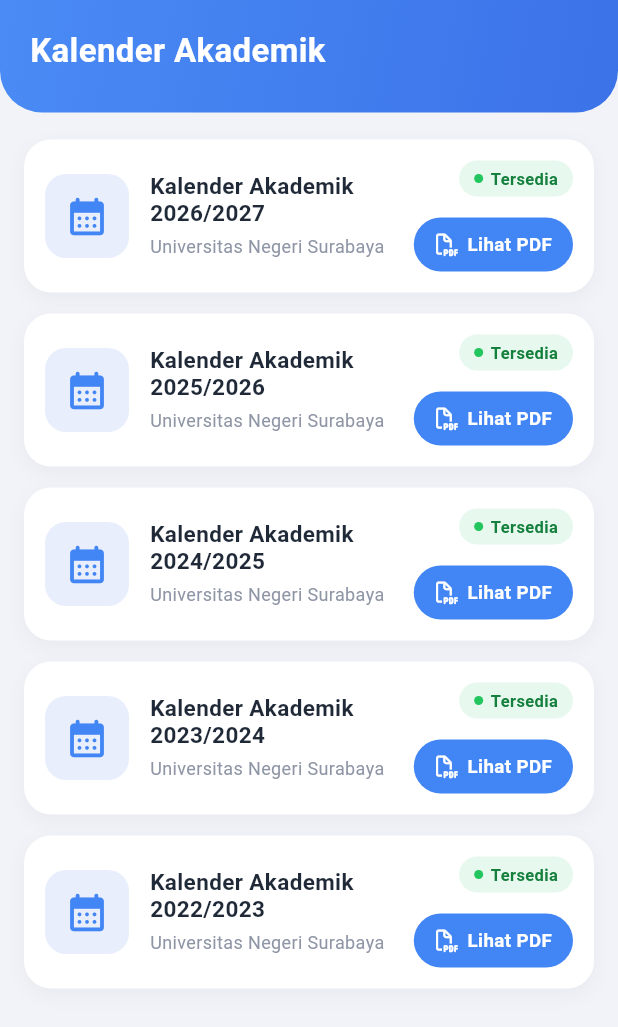
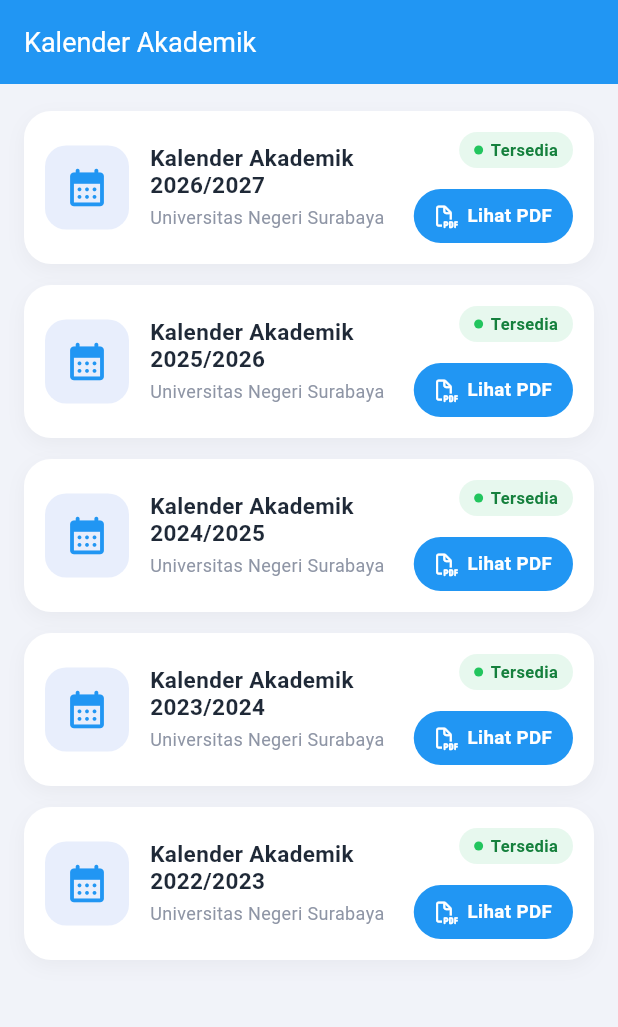
Before and after one commit to ENRIST/Aplikasi-Akademik-Mahasiswa, a Flutter app: the KalenderPage screen opened directly, on a phone screen of 412 x 824 dp. Shown: the top 1027 px of the screen. Run offline on Flutter 3.47's test engine with Material 3 defaults, Android fonts, the light colour scheme and no system bars; our stand-ins replace font_awesome_flutter; missing offline and left inert: syncfusion_flutter_pdfviewer.

Commit message:
perbaikan header kalender

```diff
--- a/lib/pages/kalender_page.dart
+++ b/lib/pages/kalender_page.dart
@@ -5,7 +5,7 @@
 class KalenderPage extends StatelessWidget {
   const KalenderPage({super.key});
 
-  static const Color _primaryBlue = Color(0xFF4285F4);
+  static const Color _primaryBlue = Color(0xFF2196F3);
   static const Color _iconBg = Color(0xFFE8EEFC);
   static const Color _bgPage = Color(0xFFF1F3F9);
   static const Color _green = Color(0xFF22C55E);
@@ -25,30 +25,35 @@
   Widget build(BuildContext context) {
     return Scaffold(
       backgroundColor: _bgPage,
+      appBar: AppBar(
+        backgroundColor: _primaryBlue,
+        elevation: 0,
+        automaticallyImplyLeading: false,
+        title: const Text(
+          'Kalender Akademik',
+          style: TextStyle(
+            color: Colors.white,
+            fontWeight: FontWeight.w400,
+            fontSize: 18,
+          ),
+        ),
+      ),
       body: SafeArea(
         top: false,
         bottom: false,
-        child: Column(
-          children: [
-            _buildHeader(),
-            Expanded(
         child: ListView.separated(
           padding: const EdgeInsets.fromLTRB(16, 18, 16, 24),
           itemCount: _data.length,
-                separatorBuilder: (_, __) => const SizedBox(height: 14),
+          separatorBuilder: (_, _) => const SizedBox(height: 14),
           itemBuilder: (context, i) {
             final d = _data[i];
             final pdfPath = d['pdf'];
 
             return _KalenderCard(
               tahun: d['tahun']!,
-                    onTapPdf: () =>
-                        _handlePdfTap(context, d['tahun']!, pdfPath),
+              onTapPdf: () => _handlePdfTap(context, d['tahun']!, pdfPath),
             );
           },
-              ),
-            ),
-          ],
         ),
       ),
     );
@@ -119,7 +124,7 @@
         borderRadius: BorderRadius.circular(18),
         boxShadow: [
           BoxShadow(
-            color: Colors.black.withOpacity(0.04),
+            color: Colors.black.withValues(alpha: 0.04),
             blurRadius: 10,
             offset: const Offset(0, 4),
           ),
```
Lines whose indentation alone changed are shown as unchanged.
